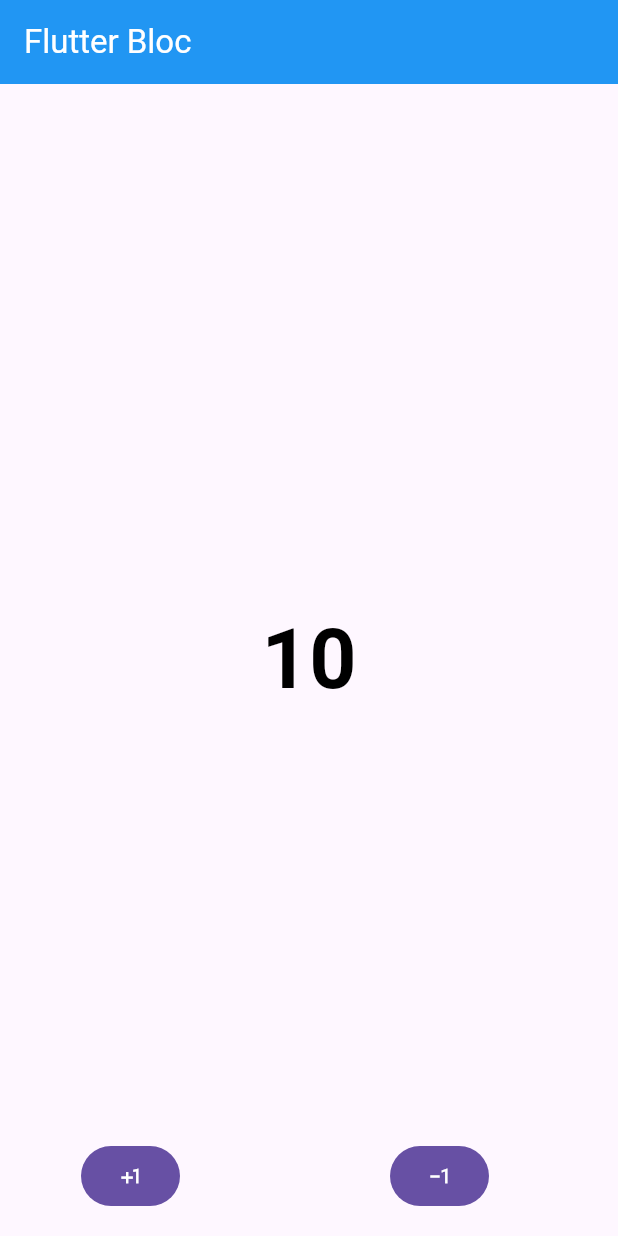
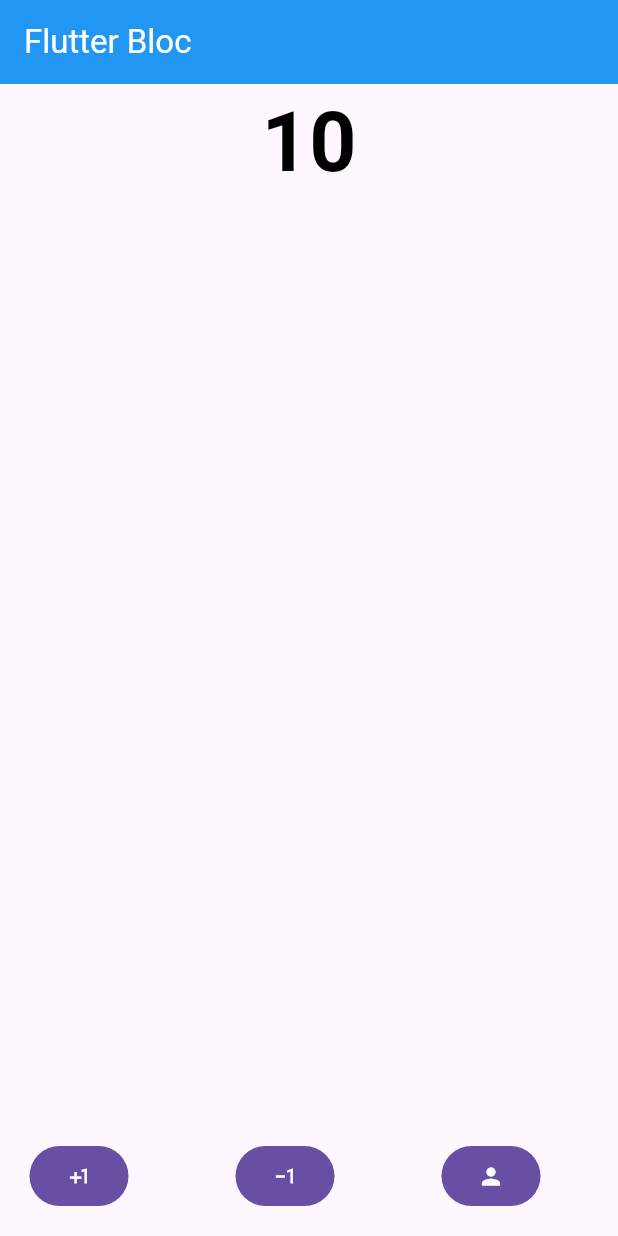
Before and after one commit to azizbek123411/bloc_lessons, a Flutter app: the screen it shows after launch, on a phone screen of 412 x 824 dp. Run offline on Flutter 3.47's test engine with Material 3 defaults, Android fonts, the phone set to English and light mode, and no system bars; our stand-ins replace bloc, flutter_bloc.

```diff
--- a/lib/pages.dart
+++ b/lib/pages.dart
@@ -1,4 +1,7 @@
 import 'package:bloc_lessons/counter_bloc.dart';
+import 'package:bloc_lessons/user_bloc/user_bloc.dart';
+import 'package:bloc_lessons/user_bloc/user_event.dart';
+import 'package:bloc_lessons/user_bloc/user_state.dart';
 import 'package:flutter/material.dart';
 import 'package:flutter_bloc/flutter_bloc.dart';
 
@@ -12,9 +15,17 @@ class Homepage extends StatefulWidget {
 class _HomepageState extends State<Homepage> {
   @override
   Widget build(BuildContext context) {
-    final bloc=CounterBloc();
-    return BlocProvider<CounterBloc>(
-      create: (BuildContext context) =>bloc,
+    final counterBloc = CounterBloc();
+    final userBloc=UserBloc();
+    return MultiBlocProvider(
+      providers: [
+        BlocProvider<CounterBloc>(
+          create: (BuildContext context) => counterBloc,
+        ),
+        BlocProvider<UserBloc>(
+          create: (BuildContext context) => UserBloc(),
+        ),
+      ],
       child: Scaffold(
         appBar: AppBar(
           backgroundColor: Colors.blue,
@@ -24,9 +35,11 @@ class _HomepageState extends State<Homepage> {
           ),
         ),
         body: Center(
-          child: BlocBuilder<CounterBloc,int>(
-            bloc: bloc,
-            builder: (context,state){
+          child: Column(
+            children: [
+              BlocBuilder<CounterBloc, int>(
+                bloc: counterBloc,
+                builder: (context, state) {
                   return Text(
                     state.toString(),
                     style: const TextStyle(
@@ -37,22 +50,42 @@ class _HomepageState extends State<Homepage> {
                   );
                 },
               ),
+              BlocBuilder<UserBloc,UserState>(
+                  bloc:userBloc,
+                  builder: (context,state){
+                  return  Column(
+                    children: [
+                      if(state is UserLoadingState)
+                        const CircularProgressIndicator(),
+                      if(state is UserLoadState)
+                        ...state.users.map((e) => Text(e.name)),
+                    ],
+                  );
+                },
+              )
+            ],
           ),
-        floatingActionButton:
-        Row(
+        ),
+        floatingActionButton: Row(
           mainAxisAlignment: MainAxisAlignment.spaceAround,
           children: [
             FilledButton(
               onPressed: () {
-                bloc.add(CounterIncEvent());
+                counterBloc.add(CounterIncEvent());
               },
               child: const Icon(Icons.plus_one),
             ),
             FilledButton(
               onPressed: () {
-                bloc.add(CounterDecEvent());
+                counterBloc.add(CounterDecEvent());
               },
               child: const Icon(Icons.exposure_minus_1),
+            ),
+            FilledButton(
+              onPressed: () {
+                userBloc.add(UserGetUsersEvent(counterBloc.state));
+              },
+              child: const Icon(Icons.person),
             ),
           ],
         ),
--- /dev/null
+++ b/lib/user_bloc/user_bloc.dart
@@ -0,0 +1,25 @@
+import 'package:bloc/bloc.dart';
+import 'package:bloc_lessons/user_bloc/user_event.dart';
+
+import 'user_state.dart';
+
+class UserBloc extends Bloc<UserEvent, UserState> {
+  UserBloc() : super(UserInitial()) {
+    on<UserGetUsersEvent>(_onGetUser);
+  }
+
+  _onGetUser(UserGetUsersEvent event, Emitter<UserState> emit) async {
+    emit(UserLoadingState());
+    await Future.delayed(const Duration(seconds: 1));
+    final users = List.generate(
+      event.count,
+      (index) => Users(
+        name: 'user name',
+        id: index.toString(),
+      ),
+    );
+    emit(
+      UserLoadState(users: users),
+    );
+  }
+}
--- /dev/null
+++ b/lib/user_bloc/user_event.dart
@@ -0,0 +1,10 @@
+import 'package:flutter/material.dart';
+
+@immutable
+abstract class UserEvent {}
+
+class UserGetUsersEvent extends UserEvent {
+  final int count;
+
+  UserGetUsersEvent(this.count);
+}
--- /dev/null
+++ b/lib/user_bloc/user_state.dart
@@ -0,0 +1,20 @@
+import 'package:flutter/material.dart';
+
+@immutable
+abstract class UserState {}
+
+class UserInitial extends UserState {}
+
+class UserLoadState extends UserState {
+  final List<Users> users;
+
+  UserLoadState({required this.users});
+}
+class UserLoadingState extends UserState{}
+
+class Users {
+  final String name;
+  final String id;
+
+  Users({required this.name, required this.id});
+}
```
Lines whose indentation alone changed are shown as unchanged.
